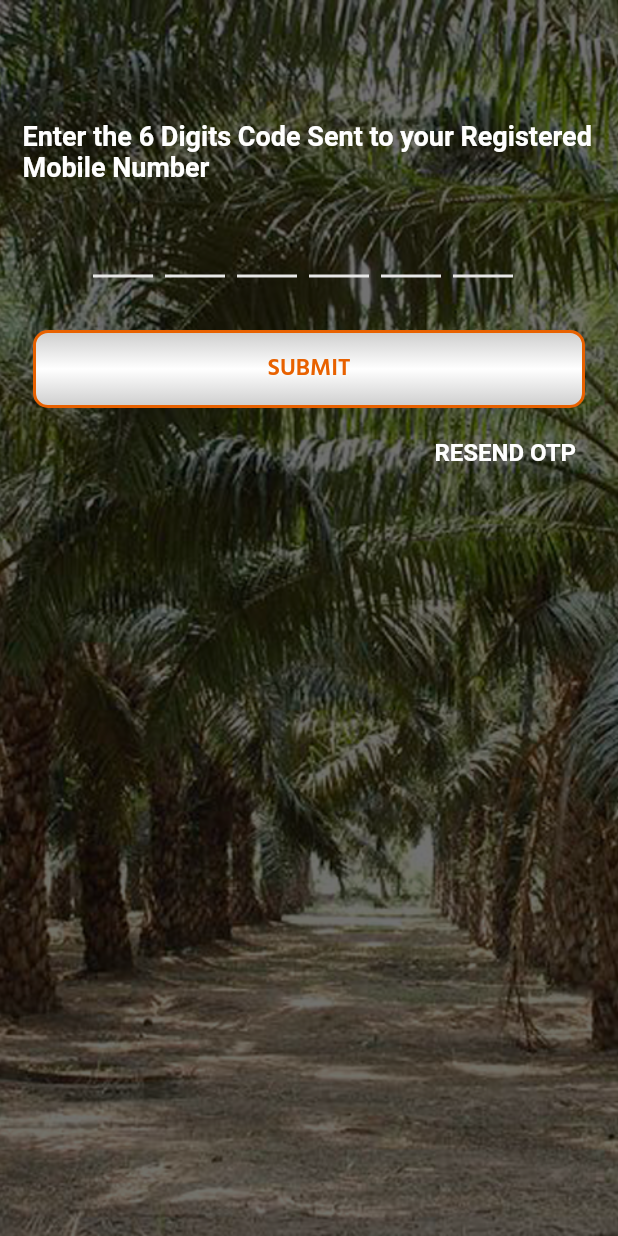
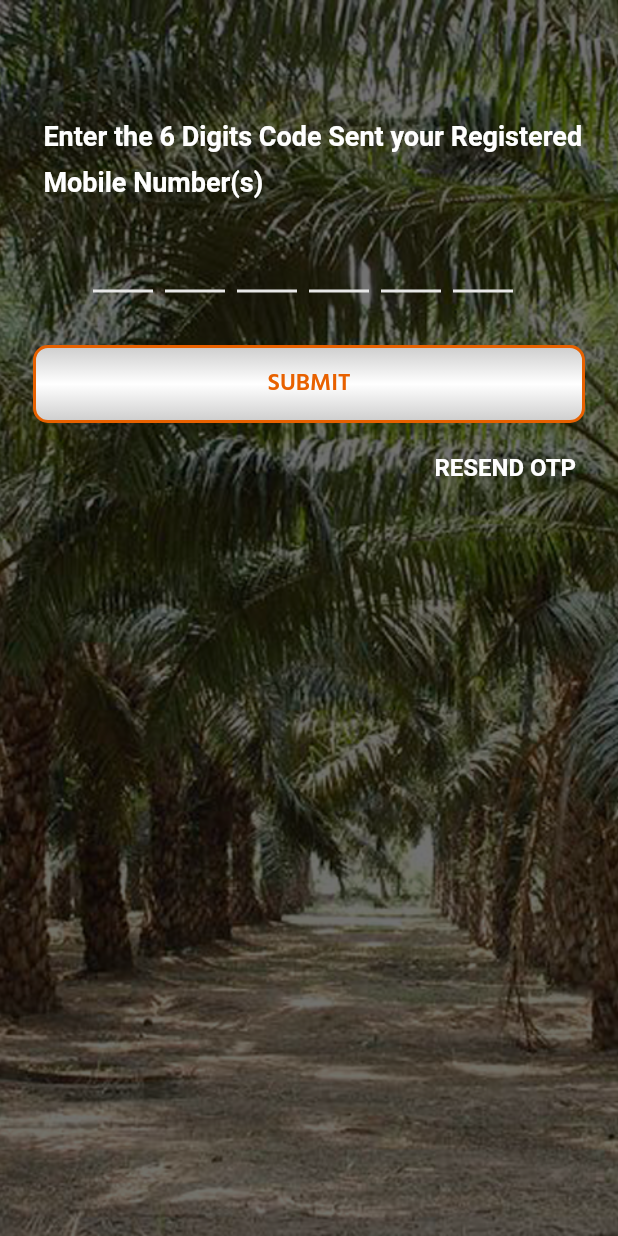
Before and after one commit to CalibrageInfoSystems/3FAkshaya_Flutter, a Flutter app: the Otp_screen screen opened directly with empty values, on a phone screen of 412 x 824 dp. Run offline on Flutter 3.47's test engine with Material 2 defaults, Android fonts, the phone set to English and light mode, and no system bars; drawn by our look-alikes of flutter_otp_text_field; our stand-ins replace permission_handler, shared_preferences, sms_autofill; missing offline and left inert: qrscan; accounts and stored records are empty.

Commit message:
completed of otp screen validations some UI changes and multiple mobile number are hided

```diff
--- a/lib/Otp_Screen.dart
+++ b/lib/Otp_Screen.dart
@@ -16,23 +16,63 @@ import 'model_class/login_model_class.dart';
 
 class Otp_screen extends StatefulWidget{
   final String Farmercode;
+  final String farmermobilenumber;
 
-  Otp_screen({required this.Farmercode});
+
+  Otp_screen( this.farmermobilenumber, {required this.Farmercode});
   @override
   _otpScreenState createState() => _otpScreenState();
 }
 
 class _otpScreenState extends State<Otp_screen> {
 
-
+  late String newNumber="";
    String enteredOTP='';
    List<Farmer> otplist = [];
   @override
   void initState() {
     super.initState();
     //enteredOTP = "";
+     newNumber=widget.farmermobilenumber;
 
-    print('Farmercode${widget.Farmercode}');
+   // String newNumber = widget.farmermobilenumber;
+
+// Split the string into two parts based on a comma separator
+    //String newNumber = widget.farmermobilenumber;
+
+// Split the string into parts based on a comma separator
+    List<String> numbers = newNumber.split(',');
+
+// Iterate through the numbers and hide the first 6 digits if present
+    for (int i = 0; i < numbers.length; i++) {
+      if (numbers[i].length >= 6) {
+        String hiddenPart = numbers[i].substring(6); // Extract the part to be hidden
+        String asterisks = '*' * 6; // Create a string of 6 asterisks
+        String replacedNumber = asterisks + hiddenPart; // Replace the first 6 digits with asterisks
+        numbers[i] = replacedNumber;
+      }
+    }
+
+// Combine the modified numbers back into a single string with a comma separator
+    newNumber = numbers.join(', ');
+
+    print("PHONE_NUMBER_HIDDEN: $newNumber");
+
+
+    print("PHONE_NUMBER_HIDDEN: $newNumber");
+
+
+    // print("PHONE_NUMBER_HIDDEN: $newNumber");
+
+
+    print("PHONE_NUMBER_HIDDEN: $newNumber");
+
+
+
+    print("FinalNumber:$newNumber");
+
+    print('Farmercodeotp_screen>>${widget.Farmercode}');
+    print('Farmermobilenumotp_screen>>${widget.farmermobilenumber}');
   }
 
   @override
@@ -57,10 +97,13 @@ class _otpScreenState extends State<Otp_screen> {
               Container(
                 child: Column(
                   children: [
+                     Column(
+                      crossAxisAlignment: CrossAxisAlignment.start, // Align text to the left
+                      children: [
                         Padding(
                           padding: EdgeInsets.only(left: 15.0, right: 10.0, top: 80.0),
                         child: Text(
-                        'Enter the 6 Digits Code Sent to your Registered Mobile Number',
+                          'Enter the 6 Digits Code Sent your Registered',
                           style: TextStyle(
                             fontSize: 18,
                             fontWeight: FontWeight.bold,
@@ -68,6 +111,20 @@ class _otpScreenState extends State<Otp_screen> {
                           ),
                         ),
                         ),
+                        SizedBox(height: 10.0),
+                        Padding(
+                          padding: EdgeInsets.only(left: 15.0, right: 10.0, top: 0.0),
+                      child:  Text(
+                          'Mobile Number(s) $newNumber',
+                          style: TextStyle(
+                            fontSize: 18,
+                            fontWeight: FontWeight.bold,
+                            color: Colors.white,
+                          ),
+                        ),
+                        ) ],
+                    ),
+
                     SizedBox(height: 15.0),
                     OtpTextField(
                       numberOfFields: 6,
@@ -76,9 +133,11 @@ class _otpScreenState extends State<Otp_screen> {
                       filled: true,
                       onSubmit: (String otp) {
                         // Update the corresponding stringotp variables
+
                           enteredOTP = otp;
+                          print('Concatenated OTP: $enteredOTP');
 
-                        print('Concatenated OTP: $enteredOTP');
+
 
 
 
@@ -112,7 +171,13 @@ class _otpScreenState extends State<Otp_screen> {
                         child: ElevatedButton(
                           onPressed: () async {
                             // Submit button logic
+
+
                               getOtp(enteredOTP);
+
+
+
+
                           },
                           child: Text(
                             'SUBMIT',
@@ -250,5 +315,13 @@ class _otpScreenState extends State<Otp_screen> {
      return null;
    }
 
+   Future<bool> isvalidations() async {
+     bool isValid = true;
 
+     if (enteredOTP!=null) {
+       showCustomToastMessageLong('Please Enter OTP', context, 1, 4);
+       isValid = false;
      }
+     return isValid; // Return true if validation is successful, false otherwise
+   }
+}
```
Also changed, not shown: lib/login_screen.dart (+11 -3 lines). Lines whose indentation alone changed are shown as unchanged.
